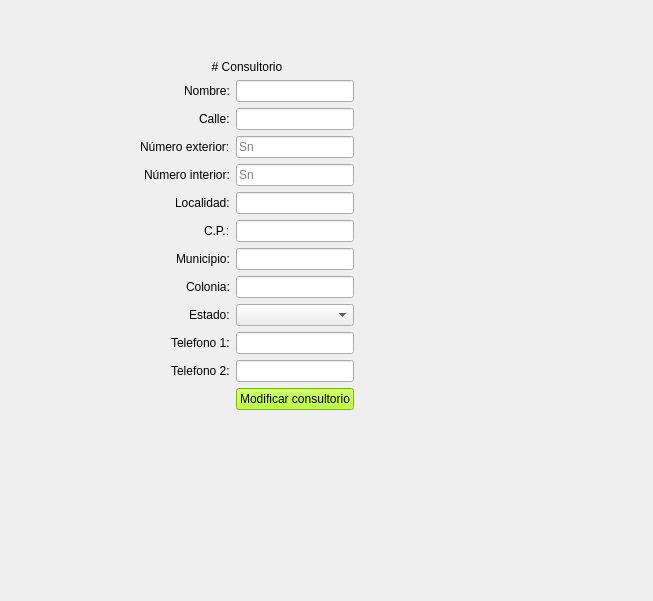
The window that Documentacion/QtDesigner/consultorio_modificar.ui (AsgardUtvt/ProyectoIntegrador1) describes before a commit, drawn with Qt 5.
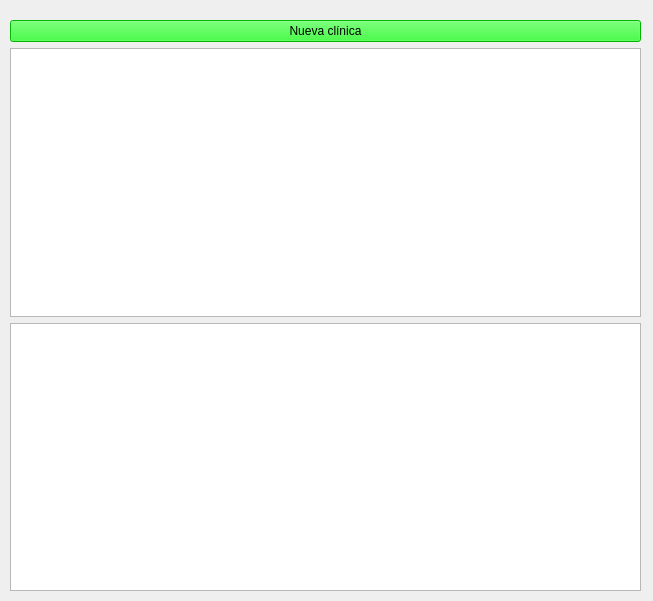
The same window after the commit.

Commit message: Consultorio con delete y generar nuevo

The edit to the form file:
```diff
--- a/Documentacion/QtDesigner/consultorio_modificar.ui
+++ b/Documentacion/QtDesigner/consultorio_modificar.ui
@@ -16,171 +16,30 @@
   <widget class="QWidget" name="formLayoutWidget">
    <property name="geometry">
     <rect>
-     <x>140</x>
-     <y>60</y>
-     <width>451</width>
-     <height>444</height>
+     <x>10</x>
+     <y>20</y>
+     <width>631</width>
+     <height>571</height>
     </rect>
    </property>
-   <layout class="QFormLayout" name="formLayout">
-    <property name="sizeConstraint">
-     <enum>QLayout::SizeConstraint::SetFixedSize</enum>
-    </property>
-    <property name="labelAlignment">
-     <set>Qt::AlignmentFlag::AlignRight|Qt::AlignmentFlag::AlignTrailing|Qt::AlignmentFlag::AlignVCenter</set>
-    </property>
-    <property name="formAlignment">
-     <set>Qt::AlignmentFlag::AlignCenter</set>
-    </property>
-    <item row="1" column="0">
-     <widget class="QLabel" name="label_2">
-      <property name="text">
-       <string>Nombre:</string>
-      </property>
-     </widget>
-    </item>
-    <item row="1" column="1">
-     <widget class="QLineEdit" name="le_nombre_consultorio"/>
-    </item>
-    <item row="2" column="0">
-     <widget class="QLabel" name="label_3">
-      <property name="text">
-       <string>Calle:</string>
-      </property>
-     </widget>
-    </item>
-    <item row="2" column="1">
-     <widget class="QLineEdit" name="le_calle"/>
-    </item>
-    <item row="3" column="0">
-     <widget class="QLabel" name="label_6">
-      <property name="text">
-       <string>Número exterior:</string>
-      </property>
-     </widget>
-    </item>
-    <item row="3" column="1">
-     <widget class="QLineEdit" name="le_num_exterior">
-      <property name="placeholderText">
-       <string>Sn</string>
-      </property>
-     </widget>
-    </item>
-    <item row="4" column="0">
-     <widget class="QLabel" name="label_7">
-      <property name="text">
-       <string>Número interior:</string>
-      </property>
-     </widget>
-    </item>
-    <item row="4" column="1">
-     <widget class="QLineEdit" name="le_num_interior">
-      <property name="placeholderText">
-       <string>Sn</string>
-      </property>
-     </widget>
-    </item>
-    <item row="5" column="0">
-     <widget class="QLabel" name="label_4">
-      <property name="text">
-       <string>Localidad:</string>
-      </property>
-     </widget>
-    </item>
-    <item row="5" column="1">
-     <widget class="QLineEdit" name="le_localidad"/>
-    </item>
-    <item row="6" column="0">
-     <widget class="QLabel" name="label_8">
-      <property name="text">
-       <string>C.P.:</string>
-      </property>
-     </widget>
-    </item>
-    <item row="6" column="1">
-     <widget class="QLineEdit" name="le_cp"/>
-    </item>
-    <item row="7" column="0">
-     <widget class="QLabel" name="label_9">
-      <property name="text">
-       <string>Municipio:</string>
-      </property>
-     </widget>
-    </item>
-    <item row="7" column="1">
-     <widget class="QLineEdit" name="le_municipio"/>
-    </item>
-    <item row="8" column="0">
-     <widget class="QLabel" name="label_12">
-      <property name="text">
-       <string>Colonia:</string>
-      </property>
-     </widget>
-    </item>
-    <item row="8" column="1">
-     <widget class="QLineEdit" name="le_colonia"/>
-    </item>
-    <item row="9" column="0">
-     <widget class="QLabel" name="label_5">
-      <property name="text">
-       <string>Estado:</string>
-      </property>
-     </widget>
-    </item>
-    <item row="9" column="1">
-     <widget class="QComboBox" name="cb_estado">
-      <property name="maxCount">
-       <number>34</number>
-      </property>
-     </widget>
-    </item>
-    <item row="10" column="0">
-     <widget class="QLabel" name="label_10">
-      <property name="text">
-       <string>Telefono 1:</string>
-      </property>
-     </widget>
-    </item>
-    <item row="10" column="1">
-     <widget class="QLineEdit" name="le_telefono"/>
-    </item>
-    <item row="11" column="0">
-     <widget class="QLabel" name="label_11">
-      <property name="text">
-       <string>Telefono 2:</string>
-      </property>
-     </widget>
-    </item>
-    <item row="11" column="1">
-     <widget class="QLineEdit" name="le_telefono_dos"/>
-    </item>
-    <item row="12" column="1">
-     <widget class="QPushButton" name="pb_modificar_consultorio">
+   <layout class="QVBoxLayout" name="verticalLayout">
+    <item>
+     <widget class="QPushButton" name="pb_nueva_clinica">
       <property name="styleSheet">
-       <string notr="true">QPushButton#pb_modificar_consultorio {
-background-color: rgb(170, 255, 0)
+       <string notr="true">QPushButton#pb_nueva_clinica {
+background-color: rgb(0, 255, 0)
 }</string>
       </property>
       <property name="text">
-       <string>Modificar consultorio</string>
+       <string>Nueva clínica</string>
       </property>
      </widget>
     </item>
-    <item row="0" column="0" colspan="2">
-     <widget class="QLabel" name="label">
-      <property name="layoutDirection">
-       <enum>Qt::LayoutDirection::RightToLeft</enum>
-      </property>
-      <property name="text">
-       <string># Consultorio</string>
-      </property>
-      <property name="textFormat">
-       <enum>Qt::TextFormat::MarkdownText</enum>
-      </property>
-      <property name="alignment">
-       <set>Qt::AlignmentFlag::AlignCenter</set>
-      </property>
-     </widget>
+    <item>
+     <widget class="QTableWidget" name="tw_clinica"/>
+    </item>
+    <item>
+     <widget class="QTableWidget" name="tw_sub_clinica"/>
     </item>
    </layout>
   </widget>
```
Left out of the diff: 4 changed lines with no effect on the pictures. The commit also changes 19 other files.
